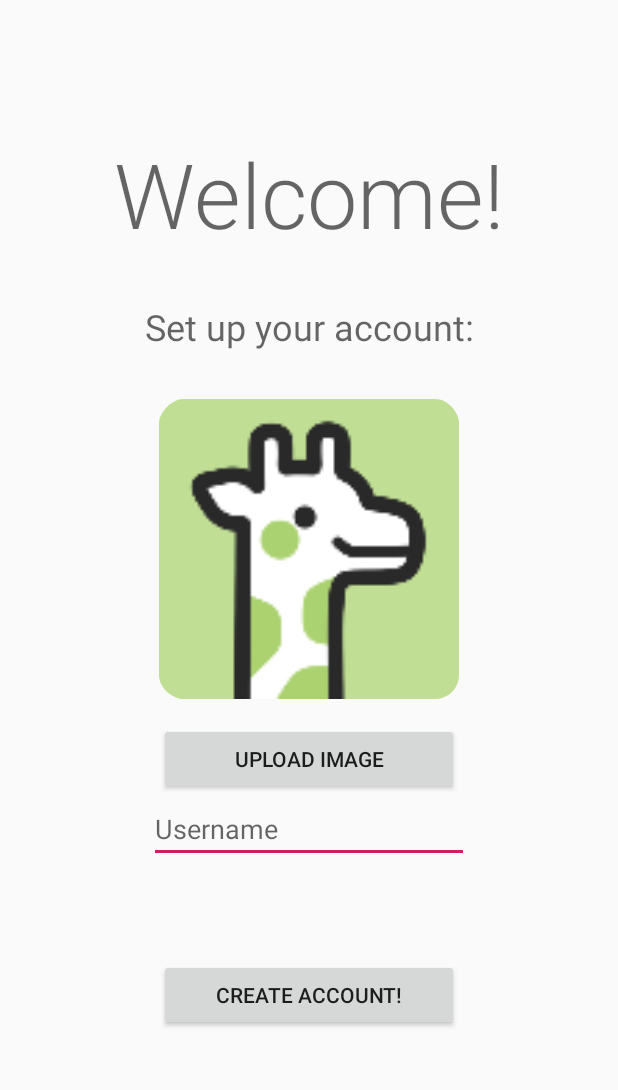
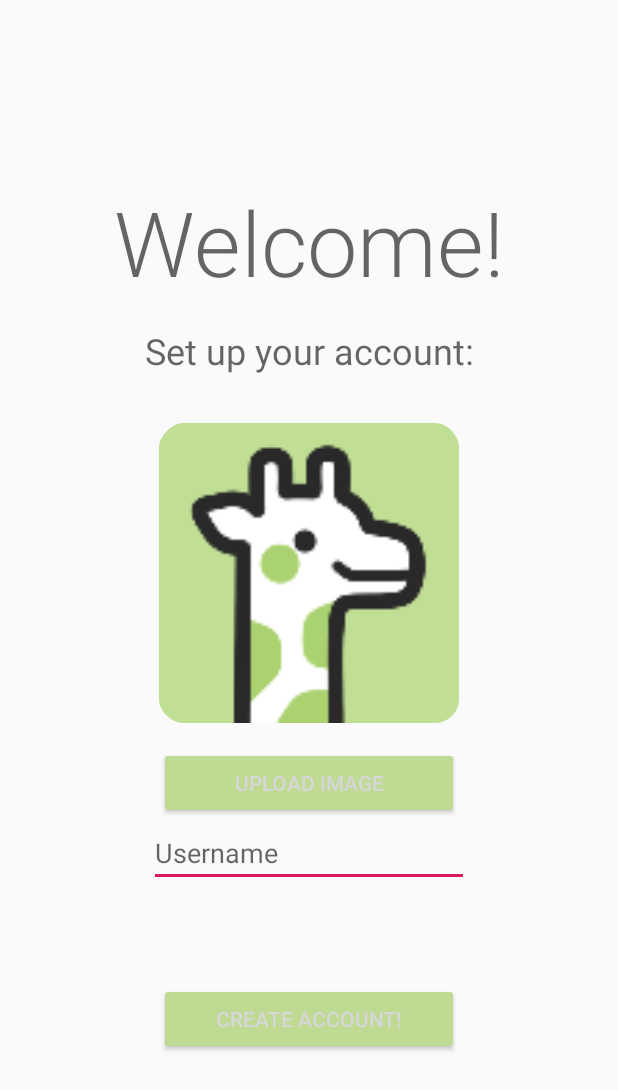
Before and after one commit to duchnguy14/LimboApp, an Android app: the SignUpActivity screen opened directly, with no data from a screen before it, on a phone screen of 412 x 824 dp. Shown: the top 1090 px of the screen. Run offline under Robolectric (Android 15) with nearby library versions, the phone set to English and light mode, and no system bars.

Commit message:
Continued setting up sign in

```diff
--- a/app/src/main/java/com/example/limboapp/LogInActivity.java
+++ b/app/src/main/java/com/example/limboapp/LogInActivity.java
@@ -86,6 +86,12 @@ public class LogInActivity extends AppCompatActivity implements View.OnClickList
 
     public void goToMain(View view) {
         intent = new Intent(getApplicationContext(), MainActivity.class);
+
+        startActivity(intent);
+    }
+
+    public void goToSignUp(View view) {
+        intent = new Intent(getApplicationContext(), SignUpActivity.class);
 
         startActivity(intent);
     }
--- a/app/src/main/java/com/example/limboapp/SignUpActivity.java
+++ b/app/src/main/java/com/example/limboapp/SignUpActivity.java
@@ -6,15 +6,18 @@ import android.os.Bundle;
 import android.text.Editable;
 import android.text.TextUtils;
 import android.text.TextWatcher;
+import android.view.View;
+import android.widget.Button;
 import android.widget.EditText;
 import android.widget.ImageView;
 
 import java.util.regex.*;
 
-public class SignUpActivity extends AppCompatActivity {
+public class SignUpActivity extends AppCompatActivity implements Button.OnClickListener, TextWatcher{
 
     ImageView inputImage;
     EditText inputUsername;
+    Button createAccount;
 
     @Override
     protected void onCreate(Bundle savedInstanceState) {
@@ -23,8 +26,23 @@ public class SignUpActivity extends AppCompatActivity {
 
         inputImage = findViewById(R.id.inputIcon);
         inputUsername = findViewById(R.id.inputUsername);
+        createAccount = findViewById(R.id.createAccount);
 
-        inputUsername.addTextChangedListener(new TextWatcher() {
+        inputUsername.addTextChangedListener(this);
+    }
+
+    // Button.OnClickListener methods
+    @Override
+    public void onClick(View v) {
+        switch(v.getId()){
+            case R.id.uploadImage:
+                break;
+            case R.id.createAccount:
+                break;
+        }
+    }
+
+    // TextWatcher methods
     @Override
     public void beforeTextChanged(CharSequence s, int start, int count, int after) {
 
@@ -37,18 +55,24 @@ public class SignUpActivity extends AppCompatActivity {
 
     @Override
     public void afterTextChanged(Editable s) {
-                String current = String.valueOf(s);
+        checkUsername(String.valueOf(s));
+    }
+
+    public boolean checkUsername(String username){
         String errorMessage = "";
-                if (current.length()<1 || current.length()>32){
+        if (username.length()<1 || username.length()>32){
             errorMessage.concat("\nMust be between 1 to 32 characters");
         }
-                if (!current.matches("^.*[^a-zA-Z0-9_ ].*$")) {
+        if (!username.matches("^.*[^a-zA-Z0-9_ ].*$")) {
             errorMessage.concat("\nMust only use Alphanumeric characters and _");
         }
+        //if username already exists
+
         inputUsername.setError(errorMessage);
+
+        if (errorMessage.equals("")){
+            return true;
         }
-        });
+        return false;
     }
-
-
 }
--- a/app/src/main/res/layout/activity_log_in.xml
+++ b/app/src/main/res/layout/activity_log_in.xml
@@ -186,6 +186,7 @@
         android:layout_width="0dp"
         android:layout_height="wrap_content"
         android:layout_gravity="center_horizontal"
+        android:textSize="14sp"
         app:layout_constraintBottom_toTopOf="@+id/imageView"
         app:layout_constraintEnd_toStartOf="@+id/v_guideline_75"
         app:layout_constraintStart_toStartOf="@+id/v_guideline_25"
--- a/app/src/main/res/layout/activity_sign_up.xml
+++ b/app/src/main/res/layout/activity_sign_up.xml
@@ -14,7 +14,6 @@
         android:id="@+id/welcome"
         android:layout_width="wrap_content"
         android:layout_height="wrap_content"
-        android:paddingVertical="@dimen/activity_vertical_margin"
         android:text="Welcome!"
         android:textAppearance="@style/TextAppearance.AppCompat.Display4"
         android:textSize="60dp" />
@@ -40,7 +39,9 @@
         android:id="@+id/uploadImage"
         android:layout_width="200dp"
         android:layout_height="wrap_content"
-        android:text="Upload Image" />
+        android:backgroundTint="@color/colorPrimary"
+        android:text="Upload Image"
+        android:textColor="@color/com_facebook_primary_button_text_color" />
 
     <EditText
         android:id="@+id/inputUsername"
@@ -55,6 +56,8 @@
         android:id="@+id/createAccount"
         android:layout_width="200dp"
         android:layout_height="wrap_content"
-        android:layout_marginVertical="@android:dimen/notification_large_icon_height"
-        android:text="Create Account!" />
+        android:layout_marginTop="@android:dimen/notification_large_icon_height"
+        android:backgroundTint="@color/colorPrimary"
+        android:text="Create Account!"
+        android:textColor="@color/com_facebook_primary_button_text_color" />
 </LinearLayout>
```
Lines whose indentation alone changed are shown as unchanged.
